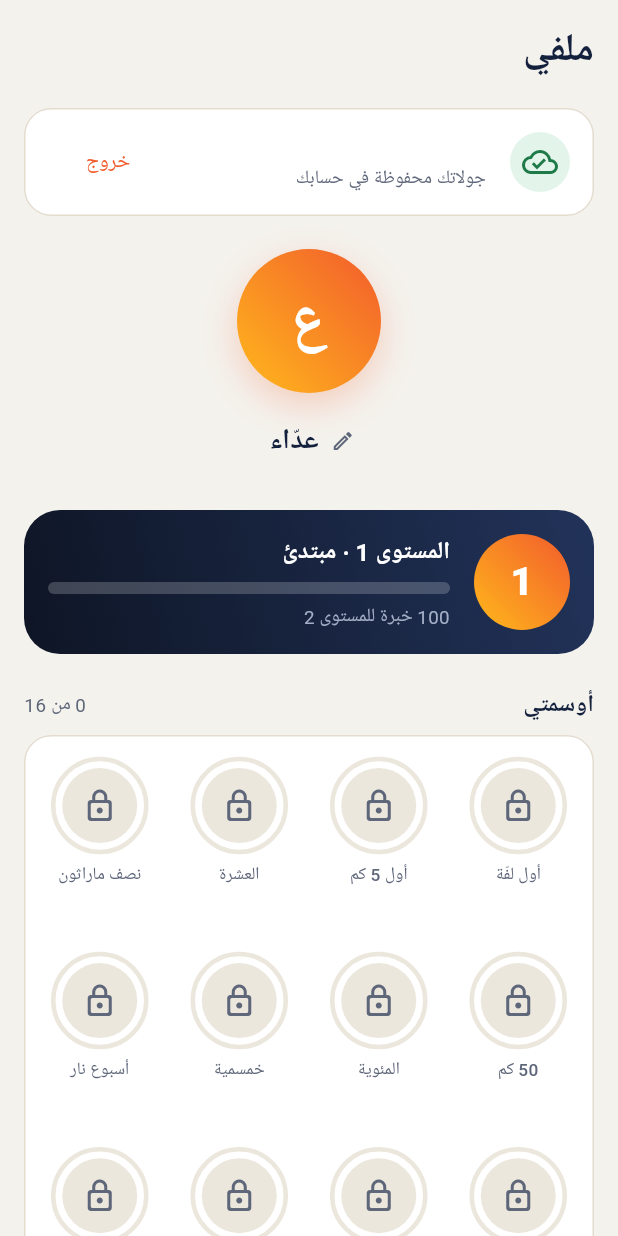
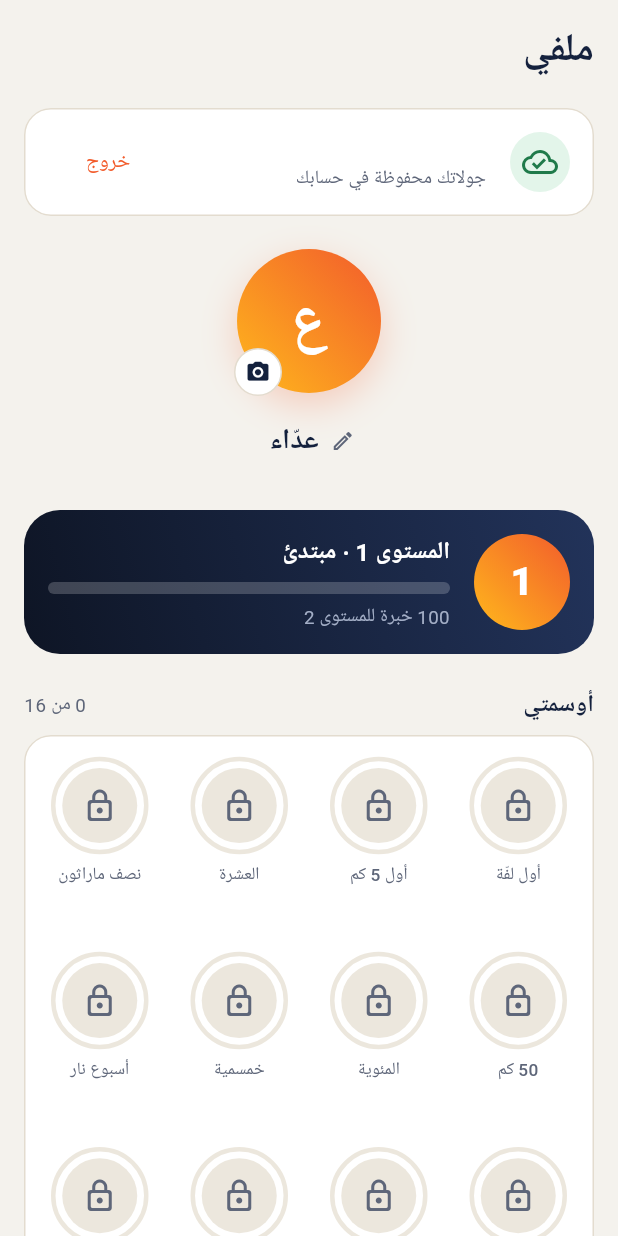
Before and after one commit to marghalani22-ui/jeddah-run, a Flutter app: the ProfileScreen widget shown alone on an empty page, opened directly, on a phone screen of 412 x 824 dp. Run offline on Flutter 3.47's test engine with Material 3 defaults, Android fonts, the phone set to English and light mode, and no system bars; our stand-ins replace cloud_firestore, firebase_auth, firebase_core, flutter_local_notifications, flutter_tts, geolocator and 7 more; missing offline and left inert: health, home_widget, maplibre_gl; accounts and stored records are empty; statements that could not run were skipped.

Commit message:
UI: onboarding, profile photo, celebrations, pace chart
Co-Authored-By: Claude Opus 5.5 <noreply@anthropic.com>
Claude-Session: https://claude.ai/code/session_01HrjXuXvf1Y8REjnqvaANig

```diff
--- a/lib/main.dart
+++ b/lib/main.dart
@@ -7,6 +7,7 @@ import 'package:flutter_localizations/flutter_localizations.dart';
 import 'screens/friends_screen.dart';
 import 'screens/log_screen.dart';
 import 'screens/map_screen.dart';
+import 'screens/onboarding_screen.dart';
 import 'screens/profile_screen.dart';
 import 'screens/shop_screen.dart';
 import 'services/cloud.dart';
@@ -41,7 +42,7 @@ class JeddahRunApp extends StatelessWidget {
 
   @override
   Widget build(BuildContext context) => ListenableBuilder(
-        listenable: phaseClock,
+        listenable: Listenable.merge([phaseClock, settings]),
         builder: (context, _) => MaterialApp(
           title: 'لفّة',
           debugShowCheckedModeBanner: false,
@@ -55,7 +56,7 @@ class JeddahRunApp extends StatelessWidget {
           theme: buildTheme(paletteOf(phaseClock.phase), brightnessOf(phaseClock.phase)),
           themeAnimationDuration: const Duration(milliseconds: 900),
           themeAnimationCurve: Curves.easeInOut,
-          home: const Shell(),
+          home: settings.onboarded || runStore.runs.isNotEmpty ? const Shell() : const OnboardingScreen(),
         ),
       );
 }
--- /dev/null
+++ b/lib/screens/onboarding_screen.dart
@@ -0,0 +1,253 @@
+import 'package:flutter/material.dart';
+
+import '../services/location.dart';
+import '../services/reminders.dart';
+import '../state/settings.dart';
+import '../theme/tokens.dart';
+import '../widgets/brand_mark.dart';
+import '../widgets/gradient_button.dart';
+
+/// First run: what Laffa is, name + weekly goal, then why we ask for
+/// location and notifications before the system dialogs appear.
+class OnboardingScreen extends StatefulWidget {
+  const OnboardingScreen({super.key});
+
+  @override
+  State<OnboardingScreen> createState() => _OnboardingScreenState();
+}
+
+class _OnboardingScreenState extends State<OnboardingScreen> {
+  final _pages = PageController();
+  final _name = TextEditingController(text: settings.name);
+  int _i = 0;
+  int _goal = settings.goalKm;
+
+  void _next() {
+    FocusScope.of(context).unfocus();
+    if (_i == 3) {
+      _finish();
+      return;
+    }
+    _pages.nextPage(duration: const Duration(milliseconds: 380), curve: Curves.easeOutCubic);
+  }
+
+  Future<void> _finish() async {
+    if (_name.text.trim().isNotEmpty) await settings.setName(_name.text);
+    await settings.setGoal(_goal);
+    await settings.setOnboarded();
+    reminders.refresh();
+  }
+
+  @override
+  Widget build(BuildContext context) {
+    final p = context.pal;
+    return Scaffold(
+      body: Container(
+        decoration: BoxDecoration(gradient: _i == 0 ? Grad.night : null, color: p.sand),
+        child: SafeArea(
+          child: Column(children: [
+            Padding(
+              padding: const EdgeInsets.fromLTRB(Gap.l, Gap.m, Gap.l, 0),
+              child: Row(children: [
+                for (var k = 0; k < 4; k++)
+                  AnimatedContainer(
+                    duration: const Duration(milliseconds: 250),
+                    margin: const EdgeInsetsDirectional.only(end: 6),
+                    width: k == _i ? 26 : 8,
+                    height: 8,
+                    decoration: BoxDecoration(
+                      color: k == _i ? Brand.coral : (_i == 0 ? const Color(0x55FFFFFF) : p.edge),
+                      borderRadius: BorderRadius.circular(4),
+                    ),
+                  ),
+                const Spacer(),
+                if (_i > 0 && _i < 3)
+                  TextButton(onPressed: _next, child: Text('تخطّي', style: TextStyle(color: p.muted))),
+              ]),
+            ),
+            Expanded(
+              child: PageView(
+                controller: _pages,
+                physics: const NeverScrollableScrollPhysics(),
+                onPageChanged: (v) => setState(() => _i = v),
+                children: [_welcome(), _about(p), _location(p), _notify(p)],
+              ),
+            ),
+          ]),
+        ),
+      ),
+    );
+  }
+
+  Widget _page({required List<Widget> top, required Widget button, Widget? secondary}) => Padding(
+        padding: const EdgeInsets.fromLTRB(Gap.xl, Gap.l, Gap.xl, Gap.xl),
+        child: Column(children: [
+          Expanded(child: Column(mainAxisAlignment: MainAxisAlignment.center, children: top)),
+          button,
+          if (secondary != null) ...[const SizedBox(height: Gap.s), secondary],
+        ]),
+      );
+
+  Widget _welcome() => _page(
+        top: [
+          const LaffaMark(width: 150),
+          const SizedBox(height: Gap.l),
+          const Text('لفّة', style: TextStyle(color: Colors.white, fontSize: 64, fontWeight: FontWeight.w800, height: 1)),
+          const SizedBox(height: Gap.s),
+          const Text('كل لفّة تحسب', style: TextStyle(color: Color(0xFFCAD2E3), fontSize: 18)),
+          const SizedBox(height: Gap.xxl),
+          for (final (icon, t) in const [
+            (Icons.directions_run_rounded, 'اجرِ وسجّل جولاتك بالـ GPS'),
+            (Icons.toll_rounded, 'اجمع نقاط على كل كيلو وكل تحدي'),
+            (Icons.storefront_rounded, 'استبدلها بخصومات عند متاجرك'),
+          ])
+            Padding(
+              padding: const EdgeInsets.symmetric(vertical: 7),
+              child: Row(children: [
+                Container(
+                  width: 42,
+                  height: 42,
+                  decoration: BoxDecoration(color: const Color(0x22FFFFFF), borderRadius: BorderRadius.circular(14)),
+                  child: Icon(icon, color: Brand.sun),
+                ),
+                const SizedBox(width: Gap.m),
+                Expanded(child: Text(t, style: const TextStyle(color: Colors.white, fontSize: 16, fontWeight: FontWeight.w500))),
+              ]),
+            ),
+        ],
+        button: GradientButton(label: 'يلا نبدأ', icon: Icons.arrow_back_rounded, onPressed: _next),
+      );
+
+  Widget _about(Palette p) => _page(
+        top: [
+          Text('عرّفنا عليك', style: TextStyle(fontSize: 30, fontWeight: FontWeight.w800, color: p.ink)),
+          const SizedBox(height: Gap.xl),
+          TextField(
+            controller: _name,
+            maxLength: 20,
+            textAlign: TextAlign.center,
+            style: TextStyle(fontSize: 20, fontWeight: FontWeight.w600, color: p.ink),
+            decoration: InputDecoration(
+              hintText: 'وش نناديك؟',
+              counterText: '',
+              filled: true,
+              fillColor: p.card,
+              border: OutlineInputBorder(borderRadius: BorderRadius.circular(18), borderSide: BorderSide(color: p.edge)),
+              enabledBorder: OutlineInputBorder(borderRadius: BorderRadius.circular(18), borderSide: BorderSide(color: p.edge)),
+            ),
+          ),
+          const SizedBox(height: Gap.xl),
+          Text('كم كيلو تبي تجري بالأسبوع؟', style: TextStyle(fontSize: 16, fontWeight: FontWeight.w600, color: p.ink)),
+          const SizedBox(height: Gap.m),
+          Wrap(spacing: Gap.s, runSpacing: Gap.s, alignment: WrapAlignment.center, children: [
+            for (final (km, hint) in const [(10, 'بداية'), (20, 'متوسط'), (30, 'نشيط'), (50, 'محترف')])
+              GestureDetector(
+                onTap: () => setState(() => _goal = km),
+                child: AnimatedContainer(
+                  duration: const Duration(milliseconds: 200),
+                  width: 76,
+                  padding: const EdgeInsets.symmetric(vertical: 12),
+                  decoration: BoxDecoration(
+                    gradient: _goal == km ? Grad.sunset : null,
+                    color: _goal == km ? null : p.card,
+                    borderRadius: BorderRadius.circular(18),
+                    border: Border.all(color: _goal == km ? Colors.transparent : p.edge),
+                  ),
+                  child: Column(children: [
+                    Text('$km', style: TextStyle(fontSize: 24, fontWeight: FontWeight.w800, color: _goal == km ? Colors.white : p.ink)),
+                    Text(hint, style: TextStyle(fontSize: 12, color: _goal == km ? Colors.white : p.muted)),
+                  ]),
+                ),
+              ),
+          ]),
+          const SizedBox(height: Gap.m),
+          Text('تقدر تغيّره بعدين من ملفي', style: TextStyle(fontSize: 12.5, color: p.muted)),
+        ],
+        button: GradientButton(label: 'التالي', onPressed: _next),
+      );
+
+  Widget _primer(Palette p, {required IconData icon, required Gradient grad, required String title, required String body, required List<String> points}) => Column(children: [
+        Container(
+          width: 120,
+          height: 120,
+          decoration: BoxDecoration(gradient: grad, shape: BoxShape.circle),
+          child: Icon(icon, color: Colors.white, size: 58),
+        ),
+        const SizedBox(height: Gap.xl),
+        Text(title, textAlign: TextAlign.center, style: TextStyle(fontSize: 26, fontWeight: FontWeight.w800, color: p.ink)),
+        const SizedBox(height: Gap.s),
+        Text(body, textAlign: TextAlign.center, style: TextStyle(fontSize: 15, color: p.muted, height: 1.6)),
+        const SizedBox(height: Gap.l),
+        for (final t in points)
+          Padding(
+            padding: const EdgeInsets.symmetric(vertical: 4),
+            child: Row(children: [
+              Icon(Icons.check_circle_rounded, color: p.good, size: 20),
+              const SizedBox(width: Gap.s),
+              Expanded(child: Text(t, style: TextStyle(fontSize: 14.5, color: p.ink))),
+            ]),
+          ),
+      ]);
+
+  Widget _location(Palette p) => _page(
+        top: [
+          _primer(p,
+              icon: Icons.location_on_rounded,
+              grad: Grad.sea,
+              title: 'نحتاج موقعك وقت الجري',
+              body: 'عشان نرسم مسارك ونحسب المسافة والسرعة بدقة.',
+              points: const ['نستخدمه بس وأنت مسجّل جولة', 'التتبع يكمّل لو قفلت الشاشة', 'مسارك ما يشوفه أحد إلا لو شاركته']),
+        ],
+        button: GradientButton(
+          label: 'اسمح بالموقع',
+          icon: Icons.my_location_rounded,
+          gradient: Grad.sea,
+          onPressed: () async {
+            await ensureLocation(context);
+            if (mounted) _next();
+          },
+        ),
+        secondary: TextButton(onPressed: _next, child: Text('لاحقاً', style: TextStyle(color: p.muted))),
+      );
+
+  Widget _notify(Palette p) => _page(
+        top: [
+          Image.asset('assets/brand/rakood_happy.png', width: 130, height: 130),
+          const SizedBox(height: Gap.l),
+          Text('ركّوض يذكّرك', style: TextStyle(fontSize: 26, fontWeight: FontWeight.w800, color: p.ink)),
+          const SizedBox(height: Gap.s),
+          Text('رسالة خفيفة بالوقت اللي تختاره، وتنبيه قبل ما تنقطع سلسلتك.',
+              textAlign: TextAlign.center, style: TextStyle(fontSize: 15, color: p.muted, height: 1.6)),
+          const SizedBox(height: Gap.l),
+          Container(
+            padding: const EdgeInsets.all(Gap.m),
+            decoration: BoxDecoration(color: p.card, borderRadius: BorderRadius.circular(18), border: Border.all(color: p.edge)),
+            child: Row(children: [
+              const LaffaMark(width: 34),
+              const SizedBox(width: Gap.s),
+              Expanded(
+                child: Column(crossAxisAlignment: CrossAxisAlignment.start, children: [
+                  Text('لفّة', style: TextStyle(fontWeight: FontWeight.w700, color: p.ink)),
+                  Text('يلا يا بطل 🏃 الكورنيش ينتظرك', style: TextStyle(color: p.muted, fontSize: 13)),
+                ]),
+              ),
+            ]),
+          ),
+        ],
+        button: GradientButton(
+          label: 'فعّل التذكيرات',
+          icon: Icons.notifications_active_rounded,
+          onPressed: () async {
+            await reminders.askPermission();
+            await _finish();
+          },
+        ),
+        secondary: TextButton(
+          onPressed: () async {
+            await settings.setReminders(on: false, guard: false);
+            await _finish();
+          },
+          child: Text('بدون تذكيرات', style: TextStyle(color: p.muted)),
+        ),
+      );
+}
--- a/lib/screens/profile_screen.dart
+++ b/lib/screens/profile_screen.dart
@@ -13,6 +13,7 @@ import '../state/settings.dart';
 import '../theme/tokens.dart';
 import '../widgets/common.dart';
 import '../widgets/gradient_button.dart';
+import '../widgets/user_avatar.dart';
 
 class ProfileScreen extends StatelessWidget {
   const ProfileScreen({super.key});
@@ -43,16 +44,21 @@ class ProfileScreen extends StatelessWidget {
           return PageBody(title: 'ملفي', children: [
             const _AccountCard(),
             Column(children: [
-              Container(
-                width: 96,
-                height: 96,
-                alignment: Alignment.center,
-                decoration: const BoxDecoration(
-                  gradient: Grad.sunset,
-                  shape: BoxShape.circle,
-                  boxShadow: [BoxShadow(color: Color(0x40F25C2C), blurRadius: 20, offset: Offset(0, 8))],
-                ),
-                child: Text(name.characters.first, style: const TextStyle(fontSize: 40, color: Colors.white, fontWeight: FontWeight.w700)),
+              GestureDetector(
+                onTap: () => pickProfilePhoto(context),
+                child: Stack(clipBehavior: Clip.none, children: [
+                  const UserAvatar(size: 96),
+                  PositionedDirectional(
+                    end: -2,
+                    bottom: -2,
+                    child: Container(
+                      width: 32,
+                      height: 32,
+                      decoration: BoxDecoration(color: p.card, shape: BoxShape.circle, border: Border.all(color: p.edge)),
+                      child: Icon(Icons.photo_camera_rounded, size: 17, color: p.ink),
+                    ),
+                  ),
+                ]),
               ),
               const SizedBox(height: Gap.s),
               TextButton.icon(
--- a/lib/screens/run_screen.dart
+++ b/lib/screens/run_screen.dart
@@ -219,13 +219,15 @@ class _RunScreenState extends State<RunScreen> {
     );
     final weekBefore = runStore.weekKm;
     await runStore.add(run);
+    final lvBefore = game.level.$1;
     final rewards = await game.afterRun(run);
+    final lvAfter = game.level.$1;
     reminders.celebrate(run, weekBefore: weekBefore);
     reminders.refresh();
     healthSync.export(run);
     _voice.say('خلصت. ${fmtKm(run.km)} كيلو في ${spokenDur(secs)}');
     if (!mounted) return;
-    Navigator.of(context).pushReplacement(MaterialPageRoute(builder: (_) => SummaryScreen(run: run, fresh: true, rewards: rewards)));
+    Navigator.of(context).pushReplacement(MaterialPageRoute(builder: (_) => SummaryScreen(run: run, fresh: true, rewards: rewards, levelUp: lvAfter > lvBefore ? lvAfter : null, goalReached: weekBefore < settings.goalKm && runStore.weekKm >= settings.goalKm)));
   }
 
   @override
--- a/lib/services/reminders.dart
+++ b/lib/services/reminders.dart
@@ -3,7 +3,6 @@ import 'dart:math' as math;
 import 'package:flutter/material.dart';
 import 'package:flutter_local_notifications/flutter_local_notifications.dart';
 import 'package:home_widget/home_widget.dart';
-import 'package:shared_preferences/shared_preferences.dart';
 import 'package:timezone/data/latest.dart' as tzdata;
 import 'package:timezone/timezone.dart' as tz;
 
@@ -46,11 +45,6 @@ class Reminders {
       tz.setLocalLocation(tz.getLocation('Asia/Riyadh'));
       await _n.initialize(const InitializationSettings(android: AndroidInitializationSettings('@mipmap/ic_launcher_monochrome')));
       _ready = true;
-      final sp = await SharedPreferences.getInstance();
-      if (!(sp.getBool('askedNotif') ?? false)) {
-        await sp.setBool('askedNotif', true);
-        await askPermission();
-      }
     } catch (e) {
       debugPrint('reminders init: $e');
     }
--- /dev/null
+++ b/lib/widgets/user_avatar.dart
@@ -0,0 +1,77 @@
+import 'dart:io';
+
+import 'package:flutter/material.dart';
+import 'package:image_picker/image_picker.dart';
+import 'package:path_provider/path_provider.dart';
+
+import '../state/settings.dart';
+import '../theme/tokens.dart';
+
+/// The runner's photo, or their initial on the sunset gradient.
+class UserAvatar extends StatelessWidget {
+  const UserAvatar({super.key, this.size = 96, this.shadow = true});
+  final double size;
+  final bool shadow;
+
+  @override
+  Widget build(BuildContext context) {
+    final path = settings.photoPath;
+    final name = settings.name.isEmpty ? 'ع' : settings.name;
+    final hasPhoto = path != null && File(path).existsSync();
+    return Container(
+      width: size,
+      height: size,
+      alignment: Alignment.center,
+      decoration: BoxDecoration(
+        gradient: Grad.sunset,
+        shape: BoxShape.circle,
+        image: hasPhoto ? DecorationImage(image: FileImage(File(path)), fit: BoxFit.cover) : null,
+        border: hasPhoto ? Border.all(color: Colors.white, width: size / 28) : null,
+        boxShadow: shadow ? const [BoxShadow(color: Color(0x40F25C2C), blurRadius: 20, offset: Offset(0, 8))] : null,
+      ),
+      child: hasPhoto
+          ? null
+          : Text(name.characters.first, style: TextStyle(fontSize: size * .42, color: Colors.white, fontWeight: FontWeight.w700)),
+    );
+  }
+}
+
+/// Bottom sheet: camera / gallery / remove. The photo is copied into the app's folder.
+Future<void> pickProfilePhoto(BuildContext context) async {
+  final choice = await showModalBottomSheet<String>(
+    context: context,
+    showDragHandle: true,
+    builder: (c) => SafeArea(
+      child: Column(mainAxisSize: MainAxisSize.min, children: [
+        ListTile(leading: const Icon(Icons.photo_camera_outlined), title: const Text('التقط صورة'), onTap: () => Navigator.pop(c, 'cam')),
+        ListTile(leading: const Icon(Icons.photo_library_outlined), title: const Text('اختر من الصور'), onTap: () => Navigator.pop(c, 'gal')),
+        if (settings.photoPath != null)
+          ListTile(leading: const Icon(Icons.delete_outline), title: const Text('احذف الصورة'), onTap: () => Navigator.pop(c, 'del')),
+        const SizedBox(height: 8),
+      ]),
+    ),
+  );
+  if (choice == null) return;
+  if (choice == 'del') {
+    await settings.setPhoto(null);
+    return;
+  }
+  final x = await ImagePicker().pickImage(
+    source: choice == 'cam' ? ImageSource.camera : ImageSource.gallery,
+    maxWidth: 600,
+    imageQuality: 85,
+    preferredCameraDevice: CameraDevice.front,
+  );
+  if (x == null) return;
+  final dir = await getApplicationDocumentsDirectory();
+  // New name each time so the image cache doesn't show the old photo.
+  final dest = '${dir.path}/avatar_${DateTime.now().millisecondsSinceEpoch}.jpg';
+  await File(x.path).copy(dest);
+  final old = settings.photoPath;
+  await settings.setPhoto(dest);
+  if (old != null && old != dest) {
+    try {
+      await File(old).delete();
+    } catch (_) {}
+  }
+}
```
Also changed, not shown: lib/screens/summary_screen.dart (+33 -1 lines), lib/state/settings.dart (+21 -0 lines), lib/widgets/celebration.dart (added, +129 -0 lines), lib/widgets/pace_chart.dart (added, +116 -0 lines), 2 other files.
